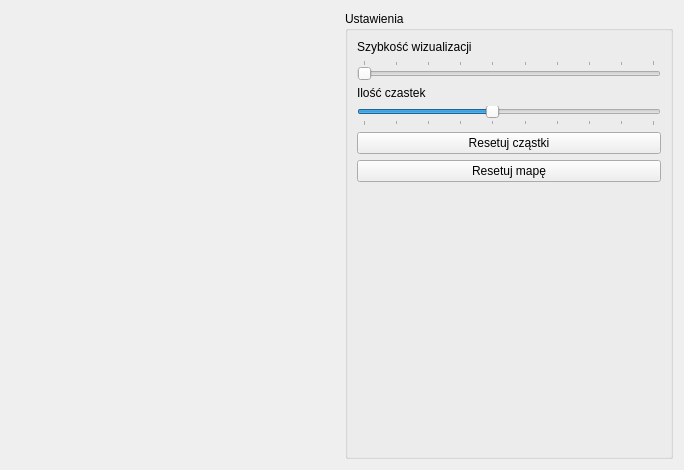
This is Visualiser.ui in zuozp8/nogi as Qt 5 draws it before an edit. The edited form follows.
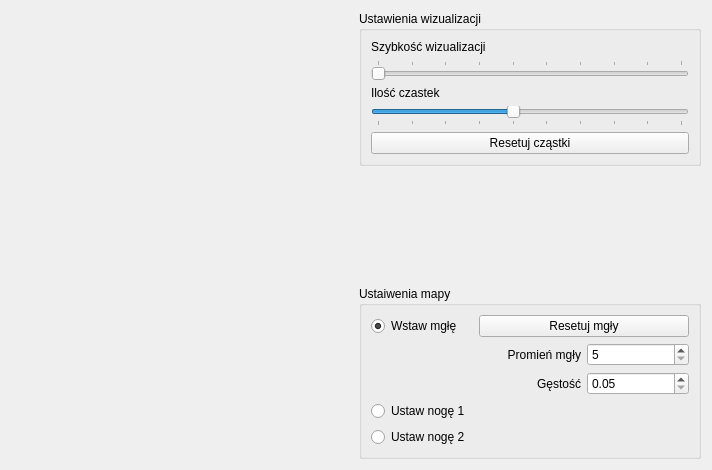
This is the edited form. Custom widgets are drawn as their Qt base class.

Commit message: poprawka prawego paska gui

The edit to the form file:
```diff
--- a/Visualiser.ui
+++ b/Visualiser.ui
@@ -6,7 +6,7 @@
    <rect>
     <x>0</x>
     <y>0</y>
-    <width>684</width>
+    <width>712</width>
     <height>470</height>
    </rect>
   </property>
@@ -14,7 +14,7 @@
    <string>Robot z 2 nogami</string>
   </property>
   <layout class="QGridLayout" name="gridLayout">
-   <item row="0" column="1">
+   <item row="0" column="0" rowspan="3">
     <widget class="VisualiserCanvas" name="canvas" native="true">
      <property name="minimumSize">
       <size>
@@ -24,10 +24,12 @@
      </property>
     </widget>
    </item>
-   <item row="0" column="2">
+   <item row="0" column="1" rowspan="3">
+    <layout class="QVBoxLayout" name="verticalLayout">
+     <item>
     <widget class="QGroupBox" name="groupBox">
      <property name="title">
-      <string>Ustawienia</string>
+        <string>Ustawienia wizualizacji</string>
      </property>
      <layout class="QGridLayout" name="gridLayout_2">
       <item row="0" column="0">
@@ -70,19 +72,6 @@
         </property>
        </widget>
       </item>
-      <item row="6" column="0" colspan="2">
-       <spacer name="verticalSpacer">
-        <property name="orientation">
-         <enum>Qt::Vertical</enum>
-        </property>
-        <property name="sizeHint" stdset="0">
-         <size>
-          <width>20</width>
-          <height>40</height>
-         </size>
-        </property>
-       </spacer>
-      </item>
       <item row="3" column="0" colspan="2">
        <widget class="QSlider" name="particlesAmountSlider">
         <property name="maximum">
@@ -122,15 +111,106 @@
         </property>
        </widget>
       </item>
-      <item row="5" column="0" colspan="2">
+       </layout>
+      </widget>
+     </item>
+     <item>
+      <spacer name="verticalSpacer">
+       <property name="orientation">
+        <enum>Qt::Vertical</enum>
+       </property>
+       <property name="sizeHint" stdset="0">
+        <size>
+         <width>20</width>
+         <height>40</height>
+        </size>
+       </property>
+      </spacer>
+     </item>
+     <item>
+      <widget class="QGroupBox" name="groupBox_2">
+       <property name="title">
+        <string>Ustaiwenia mapy</string>
+       </property>
+       <layout class="QGridLayout" name="gridLayout_3">
+        <item row="0" column="0">
+         <widget class="QRadioButton" name="fogRadioButton">
+          <property name="text">
+           <string>Wstaw mgłę</string>
+          </property>
+          <property name="checked">
+           <bool>true</bool>
+          </property>
+         </widget>
+        </item>
+        <item row="6" column="0" colspan="3">
+         <widget class="QRadioButton" name="leg1RadioButton">
+          <property name="text">
+           <string>Ustaw nogę 1</string>
+          </property>
+         </widget>
+        </item>
+        <item row="7" column="0" colspan="2">
+         <widget class="QRadioButton" name="leg2RadioButton">
+          <property name="text">
+           <string>Ustaw nogę 2</string>
+          </property>
+         </widget>
+        </item>
+        <item row="0" column="1" colspan="2">
        <widget class="QPushButton" name="pushButton">
         <property name="text">
-         <string>Resetuj mapę</string>
+           <string>Resetuj mgły</string>
         </property>
        </widget>
       </item>
-     </layout>
-    </widget>
+        <item row="1" column="0" colspan="2">
+         <widget class="QLabel" name="fogRadiusLabel">
+          <property name="text">
+           <string>Promień mgły</string>
+          </property>
+          <property name="alignment">
+           <set>Qt::AlignRight|Qt::AlignTrailing|Qt::AlignVCenter</set>
+          </property>
+         </widget>
+        </item>
+        <item row="1" column="2">
+         <widget class="QSpinBox" name="fogRadius">
+          <property name="minimum">
+           <number>5</number>
+          </property>
+          <property name="maximum">
+           <number>100</number>
+          </property>
+         </widget>
+        </item>
+        <item row="5" column="0" colspan="2">
+         <widget class="QLabel" name="fogDensityLabel">
+          <property name="text">
+           <string>Gęstość</string>
+          </property>
+          <property name="alignment">
+           <set>Qt::AlignRight|Qt::AlignTrailing|Qt::AlignVCenter</set>
+          </property>
+         </widget>
+        </item>
+        <item row="5" column="2">
+         <widget class="QDoubleSpinBox" name="fogDensity">
+          <property name="minimum">
+           <double>0.050000000000000</double>
+          </property>
+          <property name="maximum">
+           <double>1.000000000000000</double>
+          </property>
+          <property name="singleStep">
+           <double>0.050000000000000</double>
+          </property>
+         </widget>
+        </item>
+       </layout>
+      </widget>
+     </item>
+    </layout>
    </item>
   </layout>
  </widget>
```
Lines whose indentation alone changed are shown as unchanged. The commit also changes 2 other files.
